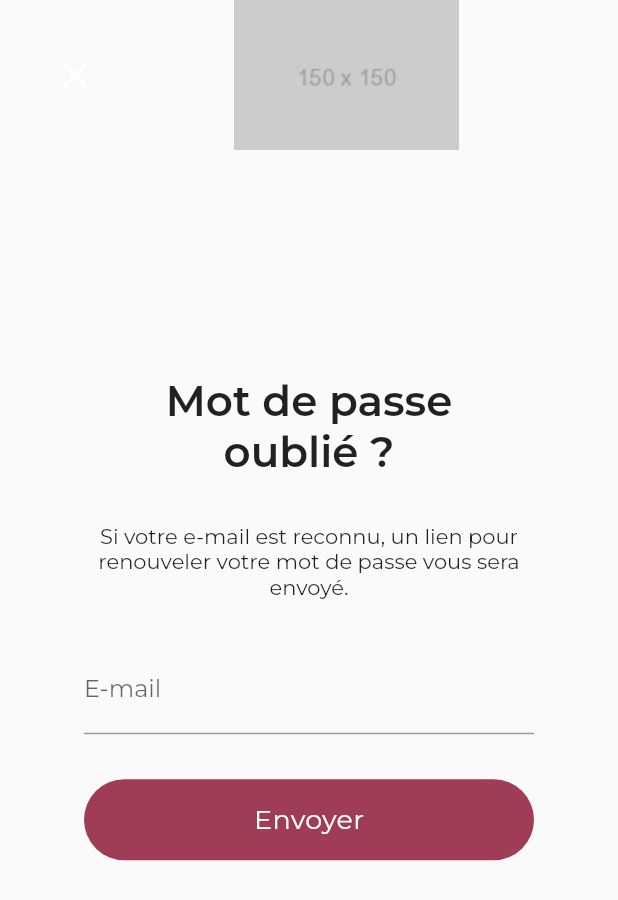
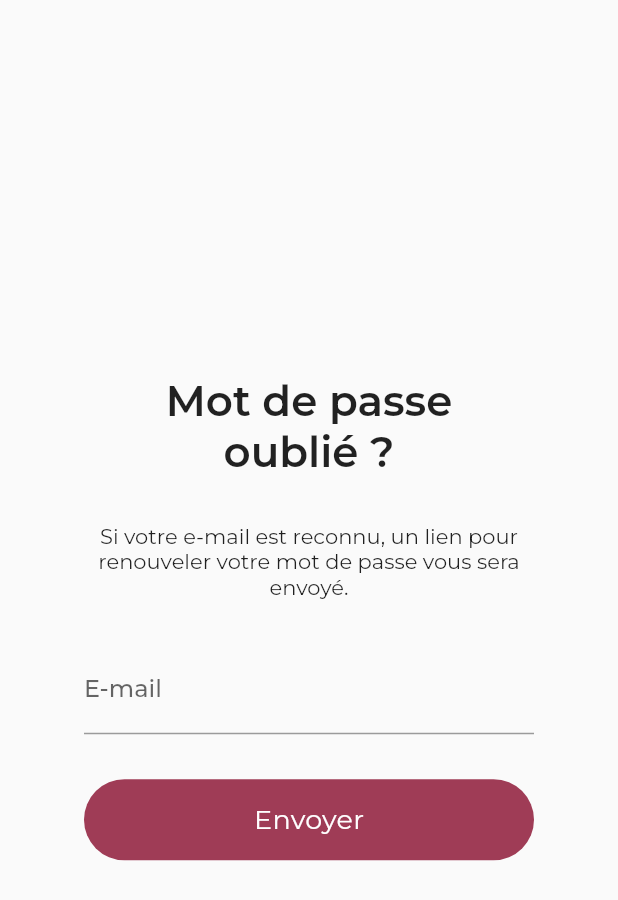
Before and after one commit to Mariollet/WhenISS, a Flutter app: the ForgotPasswordView screen opened by its route, on a phone screen of 412 x 824 dp. Shown: the top 900 px of the screen. Run offline on Flutter 3.47's test engine with Material 2 defaults, Android fonts, the phone set to English and light mode, and no system bars; our stand-ins replace flutter_dotenv, flutter_riverpod, flutter_secure_storage; missing offline and left inert: context_holder; accounts and stored records are empty; statements that could not run were skipped.

Commit message:
Rework widgets

```diff
--- a/lib/main.dart
+++ b/lib/main.dart
@@ -36,9 +36,9 @@ class App extends StatelessWidget {
         onGenerateRoute: AppRoutes.onGenerateRoute,
         title: dotenv.env["APP_NAME"]!,
         theme: ThemeData(
-          cupertinoOverrideTheme: const CupertinoThemeData(
+          /* cupertinoOverrideTheme: const CupertinoThemeData(
             primaryColor: AppColors.secondary,
-          ),
+          ), */
           colorScheme: const ColorScheme.light(
             primary: AppColors.primary,
             secondary: AppColors.secondary,
--- a/lib/services/app_colors.dart
+++ b/lib/services/app_colors.dart
@@ -1,7 +1,7 @@
 import "package:flutter/material.dart";
 
 class AppColors {
-  static const int _primary = 0xfff5c943;
+  static const int _primary = 0xff9f3c56; // 0xfff5c943
   static const MaterialColor primary = MaterialColor(_primary, <int, Color>{
     // 300: Color(0xFFFFFFFF),
     // 400: Color(0xFF93F2FF),
--- a/lib/services/app_text_styles.dart
+++ b/lib/services/app_text_styles.dart
@@ -3,13 +3,6 @@ import "package:keole/services/app_colors.dart";
 
 abstract class AppTextStyles {
   static const String fontFamily = "Montserrat";
-
-  static TextStyle defaultStyle = TextStyle(
-    color: AppColors.grey.shade400,
-    fontSize: 20,
-    fontWeight: FontWeight.w300,
-    fontFamily: fontFamily,
-  );
 
   static const TextStyle h1 = TextStyle(
     fontSize: 28,
@@ -36,4 +29,8 @@ abstract class AppTextStyles {
     letterSpacing: .2,
     fontFamily: fontFamily,
   );
+
+  static const TextStyle textInputLabel = TextStyle(
+    fontWeight: FontWeight.w500,
+  );
 }
--- a/lib/ui/shared/custom_scaffold.dart
+++ b/lib/ui/shared/custom_scaffold.dart
@@ -55,7 +55,7 @@ class CustomScaffold extends StatelessWidget {
     );
 
     return Scaffold(
-      appBar: appBar,
+      // appBar: appBar,
       body: Container(
         padding: padding,
         child: verticallyCentered ? Center(child: body) : SafeArea(child: body),
--- a/lib/ui/shared/text_input.dart
+++ b/lib/ui/shared/text_input.dart
@@ -1,6 +1,7 @@
 import "package:flutter/material.dart";
 import "package:flutter/services.dart";
 import "package:keole/extensions/validator.dart";
+import "package:keole/services/app_text_styles.dart";
 
 /// Custom text input based on the [TextFormField] widget.
 class TextInput extends StatefulWidget {
@@ -81,6 +82,7 @@ class TextInputState extends State<TextInput> {
         controller: widget.controller,
         decoration: InputDecoration(
           labelText: widget.placeholder,
+          labelStyle: AppTextStyles.textInputLabel,
           suffixIcon: !widget.obscured
               ? null
               : IconButton(
```
